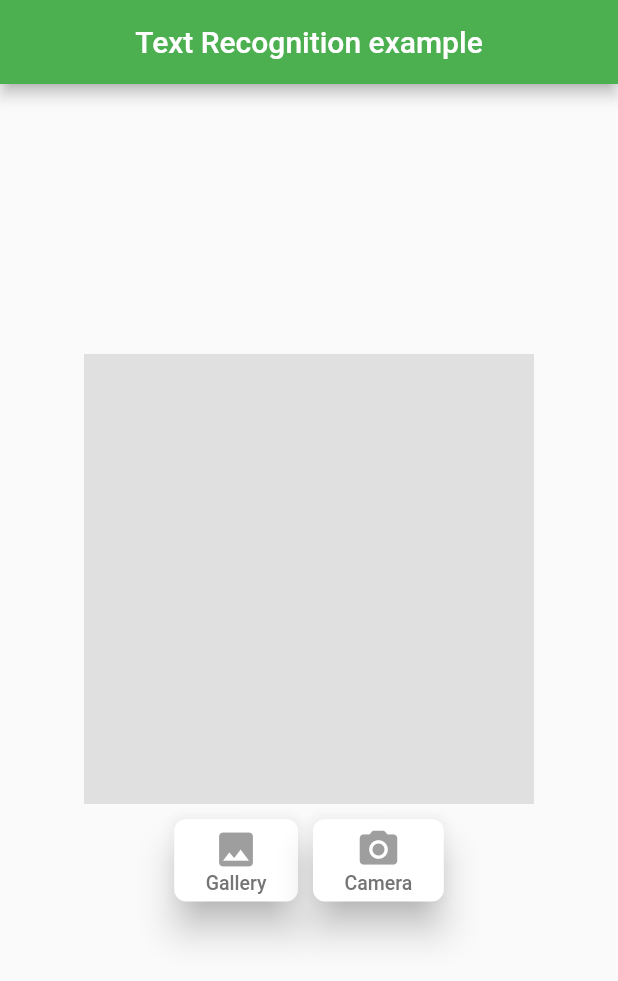
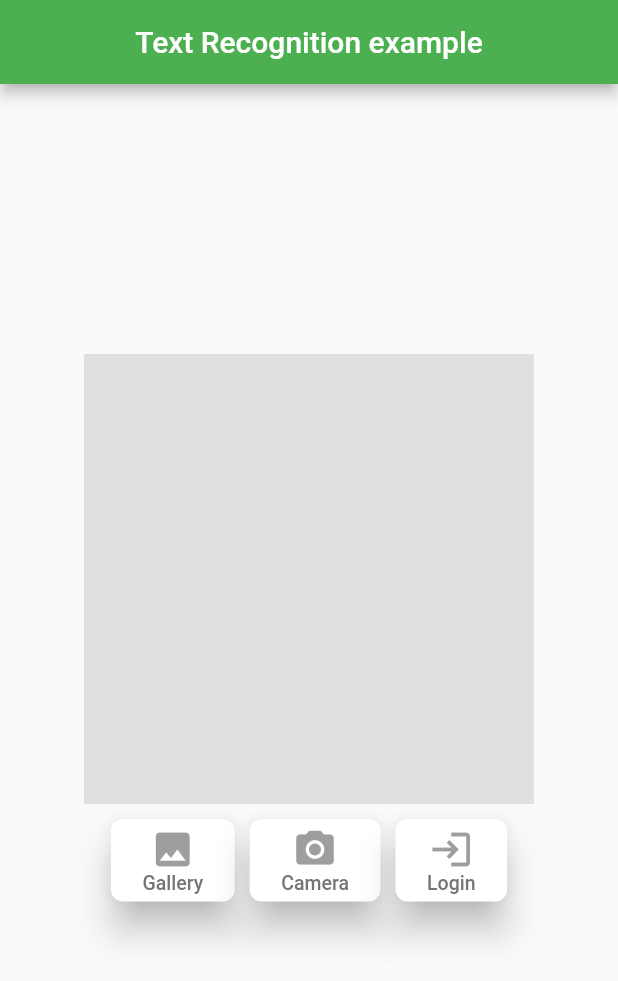
Before and after one commit to GiaThuanKaren/Android_Extract_Text_From_Image, a Flutter app: the screen it shows after launch, on a phone screen of 412 x 824 dp. Shown: the top 981 px of the screen. Run offline on Flutter 3.47's test engine with Material 2 defaults, Android fonts, the phone set to English and light mode, and no system bars; our stand-ins replace image_picker, socket_io_client; missing offline and left inert: google_ml_kit; network calls fail.

```diff
--- a/Mobile/flutter/lib/main.dart
+++ b/Mobile/flutter/lib/main.dart
@@ -5,6 +5,7 @@ import 'package:google_ml_kit/google_ml_kit.dart';
 import 'package:image_picker/image_picker.dart';
 // import 'package:socket_io/socket_io.dart';
 import 'package:socket_io_client/socket_io_client.dart' as IO;
+import 'package:text_recognition/homescreen.dart';
 
 void main() {
   runApp(const MyApp());
@@ -54,6 +55,7 @@ class _MyHomePageState extends State<MyHomePage> {
             child: Column(
               crossAxisAlignment: CrossAxisAlignment.center,
               children: [
+                // FloatingActionButton()
                 if (textScanning) const CircularProgressIndicator(),
                 if (!textScanning && imageFile == null)
                   Container(
@@ -78,8 +80,9 @@ class _MyHomePageState extends State<MyHomePage> {
                                 borderRadius: BorderRadius.circular(8.0)),
                           ),
                           onPressed: () {
-                            // getImage(ImageSource.gallery);
-                            GetConnectionSocket();
+                            getImage(ImageSource.gallery);
+
+
                             print("Get COnnecttion");
                           },
                           child: Container(
@@ -135,6 +138,41 @@ class _MyHomePageState extends State<MyHomePage> {
                             ),
                           ),
                         )),
+                    Container(
+                        margin: const EdgeInsets.symmetric(horizontal: 5),
+                        padding: const EdgeInsets.only(top: 10),
+                        child: ElevatedButton(
+                          style: ElevatedButton.styleFrom(
+                            primary: Colors.white,
+                            onPrimary: Colors.grey,
+                            shadowColor: Colors.grey[400],
+                            elevation: 10,
+                            shape: RoundedRectangleBorder(
+                                borderRadius: BorderRadius.circular(8.0)),
+                          ),
+                          onPressed: () {
+                            print("Move To Code Screen");
+                            MoveToLoginScreen();
+                          },
+                          child: Container(
+                            margin: const EdgeInsets.symmetric(
+                                vertical: 5, horizontal: 5),
+                            child: Column(
+                              mainAxisSize: MainAxisSize.min,
+                              children: [
+                                Icon(
+                                  Icons.login,
+                                  size: 30,
+                                ),
+                                Text(
+                                  "Login",
+                                  style: TextStyle(
+                                      fontSize: 13, color: Colors.grey[600]),
+                                )
+                              ],
+                            ),
+                          ),
+                        )),
                   ],
                 ),
                 const SizedBox(
@@ -151,7 +189,9 @@ class _MyHomePageState extends State<MyHomePage> {
       )),
     );
   }
-
+  void MoveToLoginScreen(){
+    Navigator.of(context).push(MaterialPageRoute(builder: (_) => MyHomePage2()));
+  }
   void GetConnectionSocket() {
     const URLServer = 'http://192.168.1.5:5000';
     socket = IO.io(
```
Also changed, not shown: Mobile/flutter/lib/homescreen.dart (added, +181 -0 lines), 4 other files.
